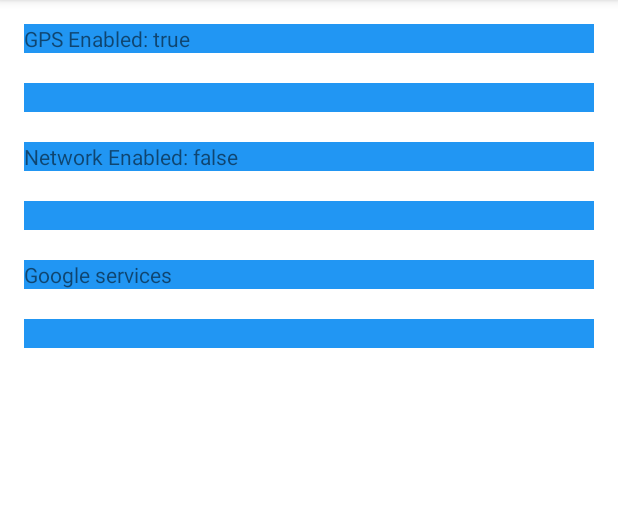
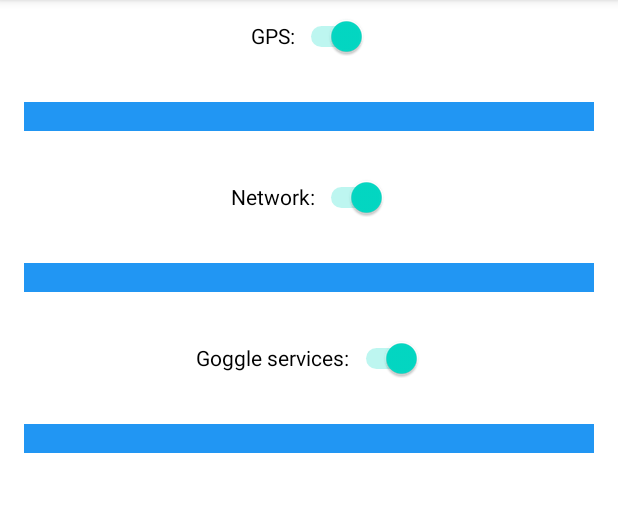
Before and after one commit to mobilesikuda/Location, an Android app: the screen it shows after launch (MainActivity), on a phone screen of 412 x 824 dp, the part 84-596 px from its top. Run offline under Robolectric (Android 15) with nearby library versions, the phone set to English and light mode, and no system bars; our stand-ins replace data binding.

Commit message:
change design

```diff
--- a/app/src/main/AndroidManifest.xml
+++ b/app/src/main/AndroidManifest.xml
@@ -6,16 +6,16 @@
     <uses-permission android:name="android.permission.ACCESS_COARSE_LOCATION" />
 
     <application
-        android:allowBackup="true"
+        android:allowBackup="false"
         android:icon="@mipmap/ic_launcher"
         android:label="@string/app_name"
         android:roundIcon="@mipmap/ic_launcher_round"
         android:supportsRtl="true"
         android:theme="@style/Theme.Location">
-        <activity android:name=".MainActivity">
+        <activity android:name=".MainActivity"
+            android:exported="true">
             <intent-filter>
                 <action android:name="android.intent.action.MAIN" />
-
                 <category android:name="android.intent.category.LAUNCHER" />
             </intent-filter>
         </activity>
--- a/app/src/main/java/ru/sikuda/mobile/loc/MainActivity.kt
+++ b/app/src/main/java/ru/sikuda/mobile/loc/MainActivity.kt
@@ -1,7 +1,7 @@
 package ru.sikuda.mobile.loc
 
 import android.Manifest
-import android.annotation.SuppressLint
+//import android.annotation.SuppressLint
 import android.content.pm.PackageManager
 import android.location.Location
 import android.location.LocationListener
@@ -50,7 +50,15 @@ class MainActivity : AppCompatActivity() {
                 }
             }
         }
-
+        binding.switchGoogle.isChecked = fusedLocationUpdates
+        if(!fusedLocationUpdates) binding.switchGoogle.isClickable = false
+//        binding.switchGoogle.setOnCheckedChangeListener { _, isChecked ->
+//            if (isChecked) {
+//                // The toggle is enabled
+//            } else {
+//                // The toggle is disabled
+//            }
+//        }
     }
 
     override fun onResume() {
@@ -71,7 +79,7 @@ class MainActivity : AppCompatActivity() {
                         this, Manifest.permission.ACCESS_COARSE_LOCATION
                 ) == PackageManager.PERMISSION_GRANTED)
             if(locationManagerNet.getAllProviders().contains(LocationManager.NETWORK_PROVIDER) && locationManagerNet.isProviderEnabled(LocationManager.NETWORK_PROVIDER))
-                locationManagerNet.requestLocationUpdates(LocationManager.NETWORK_PROVIDER, 10000, 10f, locationListenerNet);
+                locationManagerNet.requestLocationUpdates(LocationManager.NETWORK_PROVIDER, 10000, 10f, locationListenerNet)
             //locationManagerNet.requestLocationUpdates(
             //        LocationManager.NETWORK_PROVIDER, 1000 * 10, 10f,
             //        locationListenerNet
@@ -84,7 +92,6 @@ class MainActivity : AppCompatActivity() {
 
         //Google services
         if (fusedLocationUpdates) startfusedUpdates()
-
         checkEnabled()
     }
 
@@ -123,7 +130,7 @@ class MainActivity : AppCompatActivity() {
                             this@MainActivity,
                             Manifest.permission.ACCESS_FINE_LOCATION
                     ) == PackageManager.PERMISSION_GRANTED )  {
-                showLocation(locationManagerGPS!!.getLastKnownLocation(provider))
+                showLocation(locationManagerGPS.getLastKnownLocation(provider))
             }
 
         }
@@ -160,7 +167,7 @@ class MainActivity : AppCompatActivity() {
             binding.tvLocationGoogle.setText(formatLocation(location))
     }
 
-    private fun formatLocation(location: Location?): String? {
+    private fun formatLocation(location: Location?): String {
         return if (location == null) "-"
         else String.format(
                 "Coordinates: lat = %1$.4f, lon = %2$.4f, time = %3\$tF %3\$tT",
@@ -168,10 +175,15 @@ class MainActivity : AppCompatActivity() {
         )
     }
 
-    @SuppressLint("SetTextI18n")
+    //@SuppressLint("SetTextI18n")
     private fun checkEnabled() {
-        binding.tvEnabledGPS.setText( """GPS Enabled: ${locationManagerGPS.isProviderEnabled(LocationManager.GPS_PROVIDER)}""")
-        binding.tvEnabledNet.setText( """Network Enabled: ${locationManagerNet.isProviderEnabled(LocationManager.NETWORK_PROVIDER)}""")
+
+        binding.switchGPS.isChecked = locationManagerGPS.isProviderEnabled(LocationManager.GPS_PROVIDER)
+        binding.switchNet.isChecked = locationManagerNet.isProviderEnabled(LocationManager.GPS_PROVIDER)
+        //if(!fusedLocationUpdates) binding.switchGoogle.isClickable = false
+
+        //binding.tvEnabledGPS.setText( """GPS Enabled: ${locationManagerGPS.isProviderEnabled(LocationManager.GPS_PROVIDER)}""")
+        //binding.tvEnabledNet.setText( """Network Enabled: ${locationManagerNet.isProviderEnabled(LocationManager.NETWORK_PROVIDER)}""")
     }
 
 }
--- a/app/src/main/res/layout/activity_main.xml
+++ b/app/src/main/res/layout/activity_main.xml
@@ -3,26 +3,21 @@
     xmlns:app="http://schemas.android.com/apk/res-auto"
     xmlns:tools="http://schemas.android.com/tools">
 
-    <data>
-    </data>
-
-    <androidx.constraintlayout.widget.ConstraintLayout
+     <androidx.constraintlayout.widget.ConstraintLayout
         android:layout_width="match_parent"
         android:layout_height="match_parent"
         tools:context=".MainActivity">
 
-        <TextView
-            android:id="@+id/tvEnabledGPS"
-            android:layout_width="0dp"
+        <Switch
+            android:id="@+id/switchGPS"
+            android:layout_width="wrap_content"
             android:layout_height="wrap_content"
-            android:layout_marginStart="16dp"
-            android:layout_marginTop="16dp"
-            android:layout_marginEnd="16dp"
-            android:background="#2196F3"
-            android:text="@string/textGPS"
+            android:minHeight="48dp"
+            android:text="@string/name_gps"
+            app:layout_constraintStart_toStartOf="parent"
             app:layout_constraintEnd_toEndOf="parent"
-            app:layout_constraintStart_toStartOf="parent"
-            app:layout_constraintTop_toTopOf="parent" />
+            tools:ignore="MissingConstraints,UseSwitchCompatOrMaterialXml"
+            tools:layout_editor_absoluteY="16dp" />
 
         <TextView
             android:id="@+id/tvLocationGPS"
@@ -36,20 +31,18 @@
             app:layout_constraintEnd_toEndOf="parent"
             app:layout_constraintHorizontal_bias="0.0"
             app:layout_constraintStart_toStartOf="parent"
-            app:layout_constraintTop_toBottomOf="@+id/tvEnabledGPS" />
+            app:layout_constraintTop_toBottomOf="@+id/switchGPS" />
 
-        <TextView
-            android:id="@+id/tvEnabledNet"
-            android:layout_width="0dp"
+        <Switch
+            android:id="@+id/switchNet"
+            android:layout_width="wrap_content"
             android:layout_height="wrap_content"
-            android:layout_marginStart="16dp"
+            android:minHeight="48dp"
             android:layout_marginTop="20dp"
-            android:layout_marginEnd="16dp"
-            android:background="#2196F3"
-            android:text="@string/textNetwork"
+            android:text="@string/name_network"
             app:layout_constraintEnd_toEndOf="parent"
-            app:layout_constraintHorizontal_bias="0.0"
             app:layout_constraintStart_toStartOf="parent"
+            tools:ignore="MissingConstraints,UseSwitchCompatOrMaterialXml"
             app:layout_constraintTop_toBottomOf="@+id/tvLocationGPS" />
 
         <TextView
@@ -64,20 +57,18 @@
             app:layout_constraintEnd_toEndOf="parent"
             app:layout_constraintHorizontal_bias="0.0"
             app:layout_constraintStart_toStartOf="parent"
-            app:layout_constraintTop_toBottomOf="@+id/tvEnabledNet" />
+            app:layout_constraintTop_toBottomOf="@+id/switchNet" />
 
-        <TextView
-            android:id="@+id/tvEnabledGoogle"
-            android:layout_width="0dp"
+        <Switch
+            android:id="@+id/switchGoogle"
+            android:layout_width="wrap_content"
             android:layout_height="wrap_content"
-            android:layout_marginStart="16dp"
+            android:minHeight="48dp"
             android:layout_marginTop="20dp"
-            android:layout_marginEnd="16dp"
-            android:background="#2196F3"
-            android:text="@string/textGoogle"
+            android:text="@string/name_goggle_services"
             app:layout_constraintEnd_toEndOf="parent"
-            app:layout_constraintHorizontal_bias="0.0"
             app:layout_constraintStart_toStartOf="parent"
+            tools:ignore="MissingConstraints,UseSwitchCompatOrMaterialXml"
             app:layout_constraintTop_toBottomOf="@+id/tvLocationNet" />
 
         <TextView
@@ -92,7 +83,7 @@
             app:layout_constraintEnd_toEndOf="parent"
             app:layout_constraintHorizontal_bias="0.0"
             app:layout_constraintStart_toStartOf="parent"
-            app:layout_constraintTop_toBottomOf="@+id/tvEnabledGoogle" />
+            app:layout_constraintTop_toBottomOf="@+id/switchGoogle" />
 
     </androidx.constraintlayout.widget.ConstraintLayout>
 </layout>
--- a/app/src/main/res/values/strings.xml
+++ b/app/src/main/res/values/strings.xml
@@ -3,4 +3,7 @@
     <string name="textGPS">GPS</string>
     <string name="textNetwork">Network</string>
     <string name="textGoogle">Google services</string>
+    <string name="name_gps">GPS:</string>
+    <string name="name_network">Network:</string>
+    <string name="name_goggle_services">Goggle services:</string>
 </resources>
```
Also changed, not shown: app/build.gradle (+14 -15 lines), build.gradle (+4 -4 lines), gradle/wrapper/gradle-wrapper.properties (added), 3 other files.
